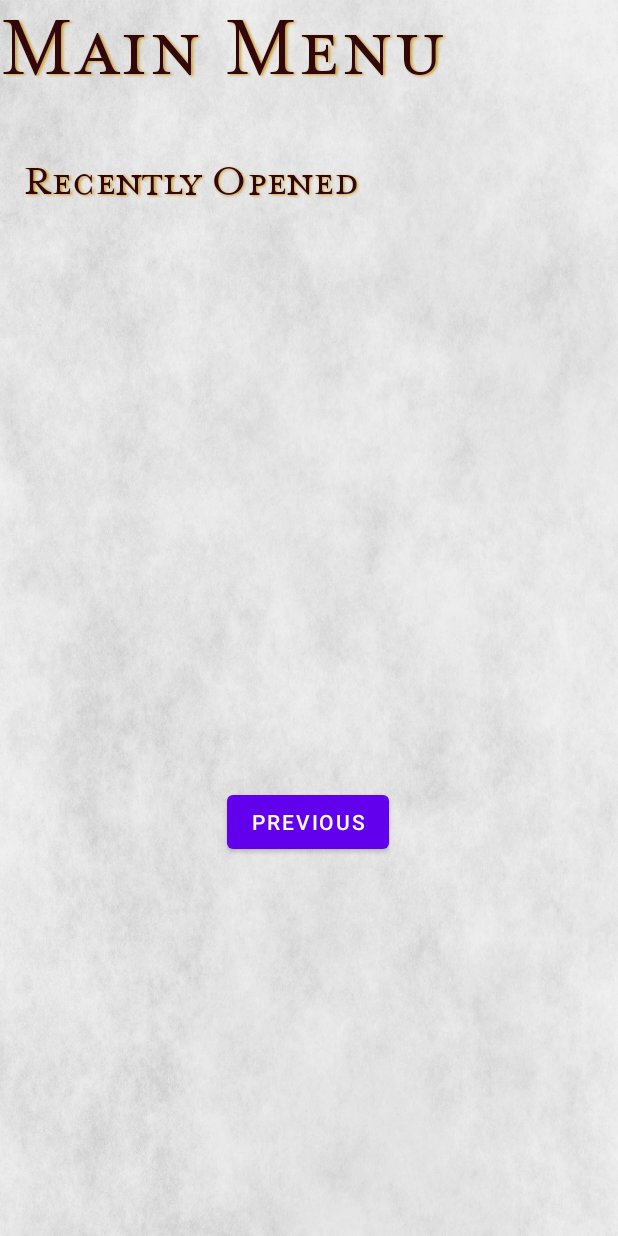
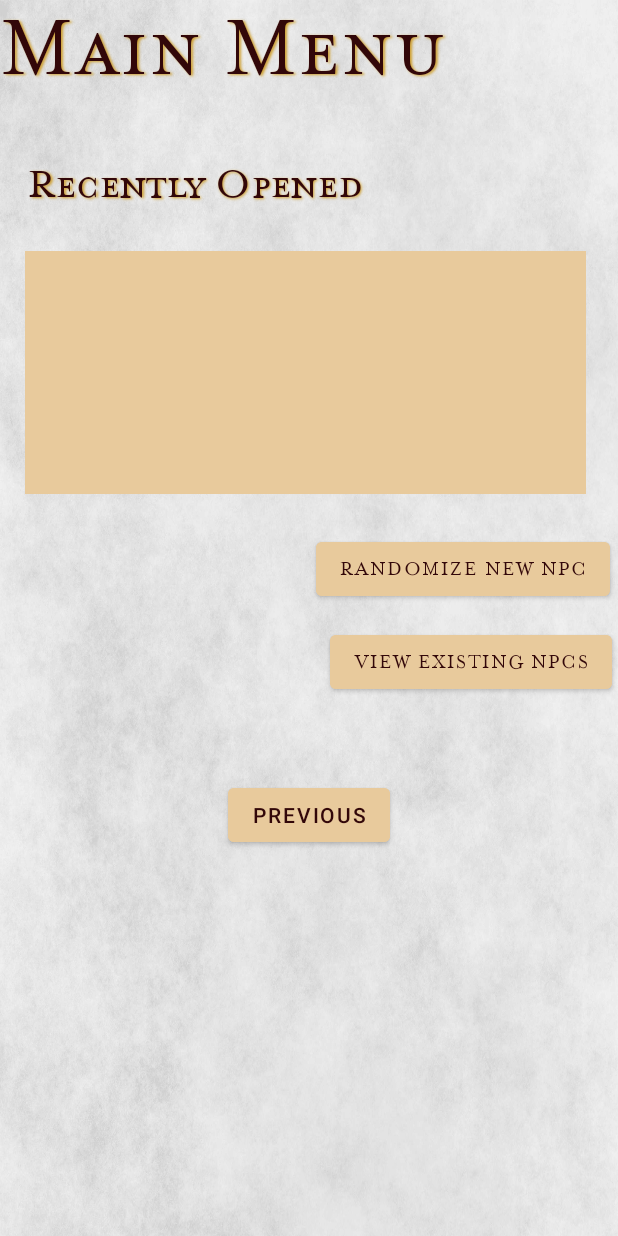
Before and after one commit to Revan671/NPCMancer, an Android app: the SecondFragment screen opened through its navigation route, on a phone screen of 412 x 824 dp. Run offline under Robolectric (Android 15) with nearby library versions, the light colour scheme and no system bars.

Commit message:
Added "Randomize New NPC" and "View Existing NPC" buttons to the main menu. Changed color scheme to more closely fit FIGMA Prototype without having to actually use those same assets. Added constraints to fix the location of the buttons, labels, and the scroll view in locations similar to the FIGMA Prototype. Done with Main Menu for now

```diff
--- a/app/src/main/res/layout/fragment_second.xml
+++ b/app/src/main/res/layout/fragment_second.xml
@@ -13,16 +13,18 @@
         app:layout_constraintBottom_toTopOf="@id/button_second"
         app:layout_constraintEnd_toEndOf="parent"
         app:layout_constraintStart_toStartOf="parent"
-        app:layout_constraintTop_toTopOf="parent" />
+        app:layout_constraintTop_toTopOf="parent"
+        app:layout_constraintVertical_bias="1.0" />
 
     <Button
         android:id="@+id/button_second"
         android:layout_width="wrap_content"
         android:layout_height="wrap_content"
+        android:layout_marginTop="500dp"
+        android:backgroundTint="#E8CA9C"
         android:text="@string/previous"
-        app:layout_constraintBottom_toBottomOf="parent"
+        android:textColor="#320709"
         app:layout_constraintEnd_toEndOf="parent"
-        app:layout_constraintHorizontal_bias="0.498"
         app:layout_constraintStart_toStartOf="parent"
         app:layout_constraintTop_toBottomOf="@id/textview_second" />
 
@@ -41,11 +43,33 @@
         tools:layout_editor_absoluteX="16dp"
         tools:layout_editor_absoluteY="16dp" />
 
+    <ScrollView
+        android:id="@+id/scrollView2"
+        android:layout_width="374dp"
+        android:layout_height="162dp"
+        android:layout_marginStart="16dp"
+        android:layout_marginEnd="21dp"
+        android:layout_marginBottom="190dp"
+        android:background="#E8CA9C"
+        android:visibility="visible"
+        app:layout_constraintBottom_toTopOf="@+id/button_second"
+        app:layout_constraintEnd_toEndOf="parent"
+        app:layout_constraintStart_toStartOf="parent">
+
+        <LinearLayout
+            android:layout_width="match_parent"
+            android:layout_height="wrap_content"
+            android:orientation="vertical">
+
+        </LinearLayout>
+    </ScrollView>
+
     <TextView
         android:id="@+id/textView2"
         android:layout_width="353dp"
         android:layout_height="105dp"
-        android:layout_marginStart="16dp"
+        android:layout_marginTop="2dp"
+        android:layout_marginEnd="40dp"
         android:fontFamily="@font/mrseav9family"
         android:shadowColor="#CFA030"
         android:shadowDx="1.5"
@@ -54,19 +78,32 @@
         android:text="Recently Opened"
         android:textColor="#320709"
         android:textSize="29.26sp"
-        app:layout_constraintStart_toStartOf="parent"
+        app:layout_constraintEnd_toEndOf="parent"
         app:layout_constraintTop_toBottomOf="@+id/textView" />
 
-    <ScrollView
-        android:id="@+id/scrollView2"
-        android:layout_width="374dp"
-        android:layout_height="162dp"
-        tools:layout_editor_absoluteX="16dp"
-        tools:layout_editor_absoluteY="167dp">
+    <Button
+        android:id="@+id/button"
+        android:layout_width="wrap_content"
+        android:layout_height="wrap_content"
+        android:layout_marginTop="26dp"
+        android:layout_marginEnd="5dp"
+        android:backgroundTint="#E8CA9C"
+        android:fontFamily="@font/mrseav9family"
+        android:text="Randomize New NPC"
+        android:textColor="#320709"
+        app:layout_constraintEnd_toEndOf="parent"
+        app:layout_constraintTop_toBottomOf="@+id/scrollView2" />
 
-        <LinearLayout
-            android:layout_width="match_parent"
-            android:layout_height="wrap_content"
-            android:orientation="vertical" />
-    </ScrollView>
+    <Button
+        android:id="@+id/button2"
+        android:layout_width="wrap_content"
+        android:layout_height="wrap_content"
+        android:layout_marginTop="88dp"
+        android:layout_marginEnd="4dp"
+        android:backgroundTint="#E8CA9C"
+        android:fontFamily="@font/mrseav9family"
+        android:text="View Existing NPCs"
+        android:textColor="#320709"
+        app:layout_constraintEnd_toEndOf="parent"
+        app:layout_constraintTop_toBottomOf="@+id/scrollView2" />
 </androidx.constraintlayout.widget.ConstraintLayout>
```
